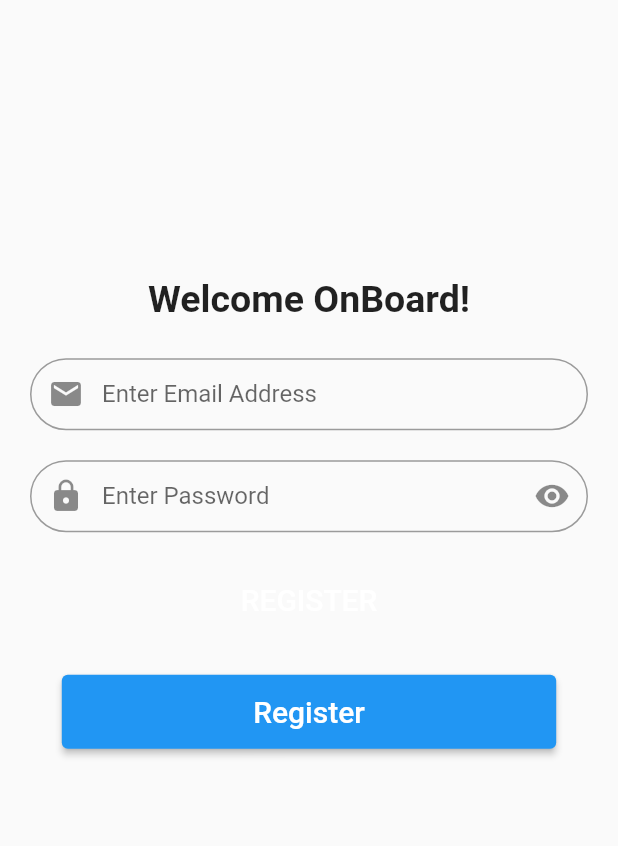
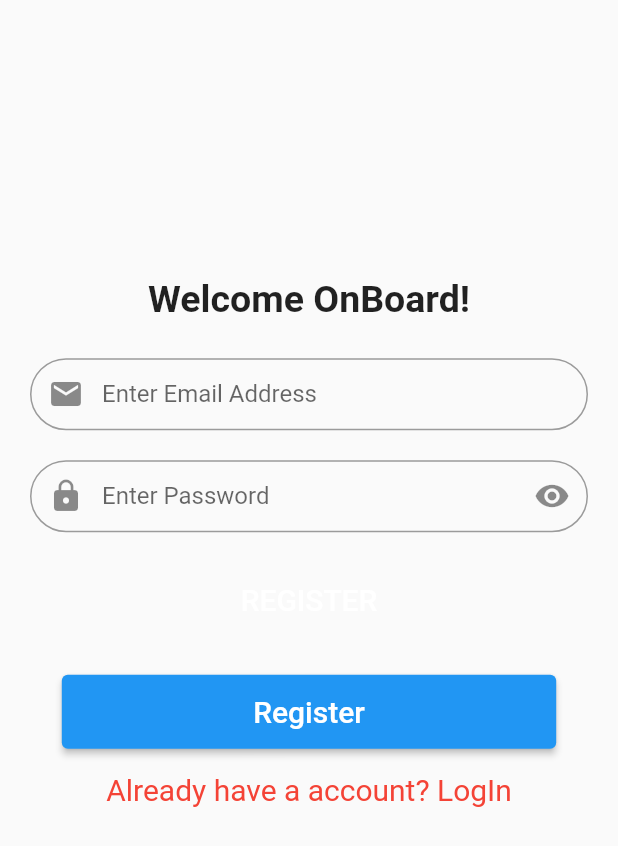
Before and after one commit to DhrupamP/Dot-Slash, a Flutter app: the screen it shows after launch, item 4 of the bottom bar chosen, after a tap on "Register", on a phone screen of 412 x 824 dp. Shown: the top 846 px of the screen. Run offline on Flutter 3.47's test engine with Material 2 defaults, Android fonts, the phone set to English and light mode, and no system bars; our stand-ins replace file_picker, firebase_auth, firebase_core, firebase_storage, flutter_local_notifications, flutter_spinkit and 6 more; missing offline and left inert: newsapi, tflite; accounts and stored records are empty; network calls fail.

Commit message:
add signout

```diff
--- a/lib/main.dart
+++ b/lib/main.dart
@@ -2,10 +2,13 @@
 import 'package:try_notif/pages/homepage.dart';
 import 'package:flutter/material.dart';
 import 'package:firebase_auth/firebase_auth.dart';
-
+import 'package:firebase_core/firebase_core.dart';
 import 'package:try_notif/pages/singleHome.dart';
 
-void main() {
+void main() async{
+  WidgetsFlutterBinding.ensureInitialized();
+  await Firebase.initializeApp(
+  );
   runApp(const MyApp());
 }
 
--- a/lib/pages/filespage.dart
+++ b/lib/pages/filespage.dart
@@ -1,18 +1,28 @@
 import 'package:flutter/material.dart';
 import 'package:font_awesome_flutter/font_awesome_flutter.dart';
-import 'package:try_notif/pages/auth.dart';
-
+import 'package:try_notif/pages/login.dart';
+import 'package:try_notif/pages/register.dart';
+import 'package:shared_preferences/shared_preferences.dart';
+import 'fileadd.dart';
 class FilesPage extends StatefulWidget {
   const FilesPage({Key? key}) : super(key: key);
-
   @override
   _FilesPageState createState() => _FilesPageState();
 }
-
+String uid=" ";
 class _FilesPageState extends State<FilesPage> {
   @override
+  void initState() {
+    super.initState();
+    wrapper();
+  }
+  wrapper()async{
+    SharedPreferences pref= await SharedPreferences.getInstance();
+    uid=pref.getString('uid')!;
+  }
+  @override
   Widget build(BuildContext context) {
-    return Scaffold(
+    return uid!=" " ? Filee(): Scaffold(
       body: Container(
         child: Stack(
           children: [
@@ -63,7 +73,7 @@ class _FilesPageState extends State<FilesPage> {
                         style: TextStyle(fontSize: 20),
                       ),
                       onPressed: () {
-
+                        Navigator.of(context).pushReplacement(MaterialPageRoute(builder: (context){return Login();}));
                       })),
             )
           ],
--- a/lib/pages/homepage.dart
+++ b/lib/pages/homepage.dart
@@ -9,7 +9,7 @@ import 'package:shared_preferences/shared_preferences.dart';
 import 'disease.dart';
 import 'package:weather_icons/weather_icons.dart';
 import '../main.dart';
-
+import 'package:location/location.dart';
 String apikey = "c7f3ca513a67d8c827f86198c25c05c1";
 WeatherFactory wf = new WeatherFactory(apikey);
 List<String> croplist = [];
@@ -81,8 +81,8 @@ List<int> minTemp = [
   7,
   22
 ];
-void getData() async {
-  List<Weather> forcast = await wf.fiveDayForecastByLocation(21.9203, 73.4232);
+void getData(double lati, double longi) async {
+  List<Weather> forcast = await wf.fiveDayForecastByLocation(lati, longi);
   temp1 = forcast[0].temperature!.celsius!.toInt();
   temp2 = forcast[5].temperature!.celsius!.toInt();
   temp3 = forcast[15].temperature!.celsius!.toInt();
@@ -154,64 +154,6 @@ String currtemp = "deg cel";
 String currstatus = "";
 int c = 0;
 bool loading = true;
-void getCurrentData() async {
-  Weather w = await wf.currentWeatherByLocation(24.3501, 56.7133);
-  loading = false;
-  currweather = w.weatherIcon!;
-  c = w.temperature!.celsius!.toInt();
-  currtemp = c.toString();
-  print(w.temperature!.celsius);
-  if (currweather == "11d") {
-    curricon = WeatherIcons.day_thunderstorm;
-// <<<<<<< HEAD
-    currstatus = "Thunder Storm";
-  } else if (currweather == "09d") {
-    curricon = WeatherIcons.day_showers;
-    currstatus = "Drizzling";
-  } else if (currweather == "10d") {
-    curricon = WeatherIcons.day_rain;
-    currstatus = "Rainy";
-  } else if (currweather == "13d") {
-    curricon = WeatherIcons.day_snow;
-    currstatus = "Snow";
-  } else if (currweather == "50d") {
-    curricon = WeatherIcons.day_haze;
-    currstatus = "Haze";
-  } else if (currweather == "01d") {
-    curricon = WeatherIcons.day_sunny;
-    currstatus = "Sunny";
-  } else if (currweather == "02d" || currweather == "03d") {
-    curricon = WeatherIcons.day_cloudy;
-    currstatus = "Cloudy";
-  } else if (currweather == "04d") {
-    curricon = WeatherIcons.day_cloudy_high;
-    currstatus = "Cloudy";
-  } else if (currweather == "11n") {
-    curricon = WeatherIcons.night_thunderstorm;
-    currstatus = "Thunder Storm";
-  } else if (currweather == "09n") {
-    curricon = WeatherIcons.night_showers;
-    currstatus = "Drizzling";
-  } else if (currweather == "10n") {
-    curricon = WeatherIcons.night_rain;
-    currstatus = "Rainy";
-  } else if (currweather == "13n") {
-    curricon = WeatherIcons.night_snow;
-    currstatus = "Snow";
-  } else if (currweather == "50n") {
-    curricon = WeatherIcons.night_fog;
-    currstatus = "Haze";
-  } else if (currweather == "01n") {
-    curricon = WeatherIcons.night_clear;
-    currstatus = "Clear";
-  } else if (currweather == "02n" || currweather == "03n") {
-    curricon = WeatherIcons.night_cloudy;
-    currstatus = "Cloudy";
-  } else if (currweather == "04n") {
-    curricon = WeatherIcons.night_cloudy_high;
-    currstatus = "Cloudy";
-  }
-}
 
 Image imageselector(String crop) {
   if (crop == "Wheat") {
@@ -254,6 +196,14 @@ Image imageselector(String crop) {
     return Image.asset("assets/images/corn.jfif");
   }
 }
+var location = Location();
+double lat =0;
+double lng =0;
+void getLocation()async{
+  var currLocation = await location.getLocation();
+  lat = currLocation.latitude as double;
+  lng = currLocation.longitude as double;
+}
 
 class HomePage extends StatefulWidget {
   const HomePage({Key? key}) : super(key: key);
@@ -263,11 +213,70 @@ class HomePage extends StatefulWidget {
 
 class _HomePageState extends State<HomePage> {
   FlutterLocalNotificationsPlugin fltrNotif = FlutterLocalNotificationsPlugin();
-  Future notificationSelected(String? payload) async {}
-
   Future<void> addData() async {
     SharedPreferences pref = await SharedPreferences.getInstance();
     pref.setStringList("name", croplist);
+  }
+
+  void getCurrentData(double lati, double longi) async {
+    Weather w = await wf.currentWeatherByLocation(lati, longi);
+    setState(() {
+      loading=false;
+    });
+    currweather = w.weatherIcon!;
+    c = w.temperature!.celsius!.toInt();
+    currtemp = c.toString();
+    print(w.temperature!.celsius);
+    if (currweather == "11d") {
+      curricon = WeatherIcons.day_thunderstorm;
+// <<<<<<< HEAD
+      currstatus = "Thunder Storm";
+    } else if (currweather == "09d") {
+      curricon = WeatherIcons.day_showers;
+      currstatus = "Drizzling";
+    } else if (currweather == "10d") {
+      curricon = WeatherIcons.day_rain;
+      currstatus = "Rainy";
+    } else if (currweather == "13d") {
+      curricon = WeatherIcons.day_snow;
+      currstatus = "Snow";
+    } else if (currweather == "50d") {
+      curricon = WeatherIcons.day_haze;
+      currstatus = "Haze";
+    } else if (currweather == "01d") {
+      curricon = WeatherIcons.day_sunny;
+      currstatus = "Sunny";
+    } else if (currweather == "02d" || currweather == "03d") {
+      curricon = WeatherIcons.day_cloudy;
+      currstatus = "Cloudy";
+    } else if (currweather == "04d") {
+      curricon = WeatherIcons.day_cloudy_high;
+      currstatus = "Cloudy";
+    } else if (currweather == "11n") {
+      curricon = WeatherIcons.night_thunderstorm;
+      currstatus = "Thunder Storm";
+    } else if (currweather == "09n") {
+      curricon = WeatherIcons.night_showers;
+      currstatus = "Drizzling";
+    } else if (currweather == "10n") {
+      curricon = WeatherIcons.night_rain;
+      currstatus = "Rainy";
+    } else if (currweather == "13n") {
+      curricon = WeatherIcons.night_snow;
+      currstatus = "Snow";
+    } else if (currweather == "50n") {
+      curricon = WeatherIcons.night_fog;
+      currstatus = "Haze";
+    } else if (currweather == "01n") {
+      curricon = WeatherIcons.night_clear;
+      currstatus = "Clear";
+    } else if (currweather == "02n" || currweather == "03n") {
+      curricon = WeatherIcons.night_cloudy;
+      currstatus = "Cloudy";
+    } else if (currweather == "04n") {
+      curricon = WeatherIcons.night_cloudy_high;
+      currstatus = "Cloudy";
+    }
   }
 
   void putData() async {
@@ -281,8 +290,8 @@ class _HomePageState extends State<HomePage> {
     super.initState();
 
     putData();
-    getCurrentData();
-    getData();
+    getCurrentData(lat,lng);
+    getData(lat,lng);
   }
 
   String dropdownValue = "Wheat";
@@ -370,7 +379,7 @@ class _HomePageState extends State<HomePage> {
                               // ),
                             ),
                             Align(
-                              alignment: Alignment(-0.3, 0),
+                              alignment: Alignment(-0.4, 0),
                               child: Icon(
                                 curricon,
                                 size: 70,
@@ -378,7 +387,7 @@ class _HomePageState extends State<HomePage> {
                               ),
                             ),
                             Align(
-                              alignment: Alignment(0.3, 0.1),
+                              alignment: Alignment(0.4, 0.1),
                               child: Text(
                                 currtemp + "°C",
                                 style: TextStyle(
@@ -393,29 +402,7 @@ class _HomePageState extends State<HomePage> {
                                     fontSize: 30, color: Colors.white),
                               ),
                             ),
-                            Row(
-                              mainAxisAlignment: MainAxisAlignment.spaceAround,
-                              children: [
-                                const Text(
-                                  "Hi, User",
-                                  style: TextStyle(
-                                      fontSize: 20, color: Colors.white),
-                                ),
-                                Icon(
-                                  curricon,
-                                  color: Colors.white,
-                                ),
-                                Text(
-                                  currtemp,
-                                  style: TextStyle(color: Colors.white),
-                                ),
-                                Container(
-                                  decoration: BoxDecoration(
-                                      shape: BoxShape.circle,
-                                      color: Colors.white),
-                                )
-                              ],
-                            )
+
                           ],
                         ),
                       ),
--- a/lib/pages/auth.dart
+++ b/lib/pages/login.dart
@@ -1,25 +1,28 @@
 import 'package:flutter/material.dart';
 import 'package:firebase_auth/firebase_auth.dart';
-
+import 'package:try_notif/pages/register.dart';
+import 'fileadd.dart';
+import 'package:shared_preferences/shared_preferences.dart';
 final FirebaseAuth _auth=FirebaseAuth.instance;
 
+class Login extends StatefulWidget {
+  const Login({Key? key}) : super(key: key);
 
-
-class Register extends StatefulWidget {
   @override
-  _RegisterState createState() => _RegisterState();
+  _LoginState createState() => _LoginState();
 }
 
-class _RegisterState extends State<Register> {
-  void _register() async {
-    try{
-      final UserCredential user = (await
-      _auth.createUserWithEmailAndPassword(
-        email: username,
-        password: password,
-      ));
-    } on FirebaseAuthException catch (e){
-      print(e.toString());
+class _LoginState extends State<Login> {
+  void _login() async {
+    final UserCredential user = (await
+    _auth.signInWithEmailAndPassword(
+      email: username,
+      password: password,
+    ));
+    if(user.user!=null){
+      SharedPreferences pref=await SharedPreferences.getInstance();
+      pref.setString('uid', username);
+      Navigator.of(context).pushReplacement(MaterialPageRoute(builder: (context){return Filee();}));
     }
   }
   String username ="";
@@ -40,7 +43,7 @@ class _RegisterState extends State<Register> {
                 child: Column(
                     children: [
                       SizedBox(height: 20),
-                      Text('Welcome OnBoard!',style: TextStyle(
+                      Text('Welcome Back!',style: TextStyle(
                           fontSize: 25,
                           fontWeight:FontWeight.bold
                       ),),
@@ -115,13 +118,24 @@ class _RegisterState extends State<Register> {
                             height: MediaQuery.of(context).size.height * 0.06,
                             child: ElevatedButton(
                                 child: Text(
-                                  "Register",
+                                  "Login",
                                   style: TextStyle(fontSize: 20),
                                 ),
                                 onPressed: () {
-
+                                  _login();
                                 })),
-                      )
+                      ),
+                      TextButton(
+                        style: TextButton.styleFrom(
+                          padding: const EdgeInsets.all(16.0),
+                          primary: Colors.red,
+                          textStyle: const TextStyle(fontSize: 20),
+                        ),
+                        onPressed: () {
+                          Navigator.of(context).pushReplacement(MaterialPageRoute(builder: (context){return Register();}));
+                        },
+                        child: Text('Do not have a account? Register'),
+                      ),
                     ]
                 )
             ),
--- /dev/null
+++ b/lib/pages/register.dart
@@ -0,0 +1,159 @@
+import 'package:flutter/material.dart';
+import 'package:firebase_auth/firebase_auth.dart';
+import 'login.dart';
+import 'fileadd.dart';
+final FirebaseAuth _auth=FirebaseAuth.instance;
+
+
+
+class Register extends StatefulWidget {
+  @override
+  _RegisterState createState() => _RegisterState();
+}
+
+class _RegisterState extends State<Register> {
+  void _register() async {
+      final UserCredential user = (await
+      _auth.createUserWithEmailAndPassword(
+        email: username,
+        password: password,
+      ));
+    if(user.user!=null)
+    {
+        _login();
+    }
+  }
+  void _login() async {
+      final UserCredential user = (await
+      _auth.signInWithEmailAndPassword(
+        email: username,
+        password: password,
+      ));
+      if(user.user!=null){
+        Navigator.of(context).pushReplacement(MaterialPageRoute(builder: (context){return Filee();}));
+      }
+  }
+  String username ="";
+  String password=" ";
+  bool _obscureText1 = true;
+  final _formKey1 = GlobalKey<FormState>();
+  @override
+  Widget build(BuildContext context) {
+    return Scaffold(
+      resizeToAvoidBottomInset:true,
+      body: Padding(
+        padding: const EdgeInsets.symmetric(horizontal: 20),
+        child: ListView(
+          children: [
+            SizedBox(height: MediaQuery.of(context).size.height*0.2,),
+            Form(
+                key: _formKey1,
+                child: Column(
+                    children: [
+                      SizedBox(height: 20),
+                      Text('Welcome OnBoard!',style: TextStyle(
+                          fontSize: 25,
+                          fontWeight:FontWeight.bold
+                      ),),
+                      SizedBox(height: 25),
+                      TextFormField(
+                          validator: (value){
+                            if(value!.isEmpty){
+                              return 'This Field is Required';
+                            }
+                            return null;
+                          },
+                          decoration: InputDecoration(
+                            contentPadding: const EdgeInsets.symmetric(vertical: 4.0),
+                            prefixIcon: Icon(Icons.email),
+                            labelText: 'Enter Email Address',
+                            border: OutlineInputBorder(borderRadius: BorderRadius.all(Radius.circular(40)),),
+                          ),
+                          onChanged: (val)
+                          {
+                            setState(() {username=val;});
+                          }
+                      ),
+                      SizedBox(height: 20),
+                      TextFormField(
+                          decoration: InputDecoration(
+                            contentPadding: const EdgeInsets.symmetric(vertical: 4.0),
+                            prefixIcon: Icon(Icons.lock),
+                            labelText: 'Enter Password',
+                            border: OutlineInputBorder(borderRadius: BorderRadius.all(Radius.circular(40)),),
+                            suffixIcon: GestureDetector(
+                              onTap: () {
+                                setState(() {
+                                  _obscureText1 = !_obscureText1;
+                                });
+                              },
+                              child: Icon(
+                                _obscureText1
+                                    ? Icons.visibility
+                                    : Icons.visibility_off,
+                              ),
+                            ),
+                          ),
+                          obscureText: _obscureText1,
+                          onChanged: (val)
+                          {
+                            setState(() {password=val;});
+                          }
+                      ),
+                      SizedBox(height: 20),
+                      MaterialButton(
+                        minWidth: MediaQuery.of(context).size.width-30,
+                        height:50,
+                        onPressed: () {
+                          hideKeyboard(context);
+                          if(_formKey1.currentState!.validate()) {
+
+                          }},
+                        elevation: 4,
+                        child: Text(
+                          'REGISTER',
+                          style: TextStyle(
+                            color: Colors.white,
+                            fontSize: 20,
+                          ),
+                        ),
+                      ),
+                      SizedBox(height: 25,),
+                      Align(
+                        alignment: Alignment(0, 0.8),
+                        child: Container(
+                            width: MediaQuery.of(context).size.width * 0.8,
+                            height: MediaQuery.of(context).size.height * 0.06,
+                            child: ElevatedButton(
+                                child: Text(
+                                  "Register",
+                                  style: TextStyle(fontSize: 20),
+                                ),
+                                onPressed: () {
+                                  _register();
+                                })),
+                      ),
+                      TextButton(
+                        style: TextButton.styleFrom(
+                          padding: const EdgeInsets.all(16.0),
+                          primary: Colors.red,
+                          textStyle: const TextStyle(fontSize: 20),
+                        ),
+                        onPressed: () {
+                          Navigator.of(context).pushReplacement(MaterialPageRoute(builder: (context){return Login();}));
+                        },
+                        child: Text('Already have a account? LogIn'),
+                      ),
+                    ]
+                )
+            ),
+          ],
+        ),
+      ),
+    );
+  }
+}
+
+void hideKeyboard(BuildContext context){
+  FocusScope.of(context).requestFocus(FocusNode());
+}
--- a/pubspec.yaml
+++ b/pubspec.yaml
@@ -40,6 +40,11 @@ dependencies:
   shared_preferences: ^2.0.11
   flutter_spinkit: ^5.1.0
   firebase_auth:
+  firebase_core:
+  firebase_storage:
+  file_picker:
+  open_file:
+
 
 
   tflite: ^1.1.2
@@ -48,6 +53,7 @@ dependencies:
   newsapi: ^2.0.0
   url_launcher: ^6.0.17
   weather_icons: ^3.0.0
+  location: ^4.3.0
 
 
 
```
Also changed, not shown: lib/pages/fileadd.dart (added, +136 -0 lines), pubspec.lock, 1 other file.
